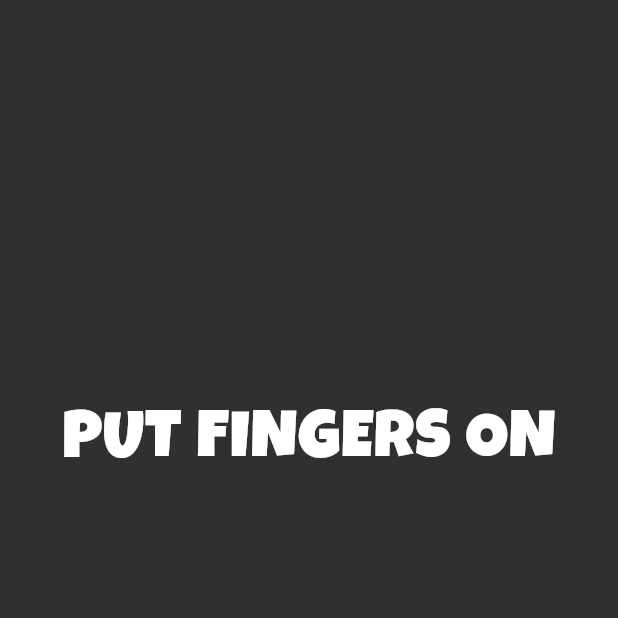
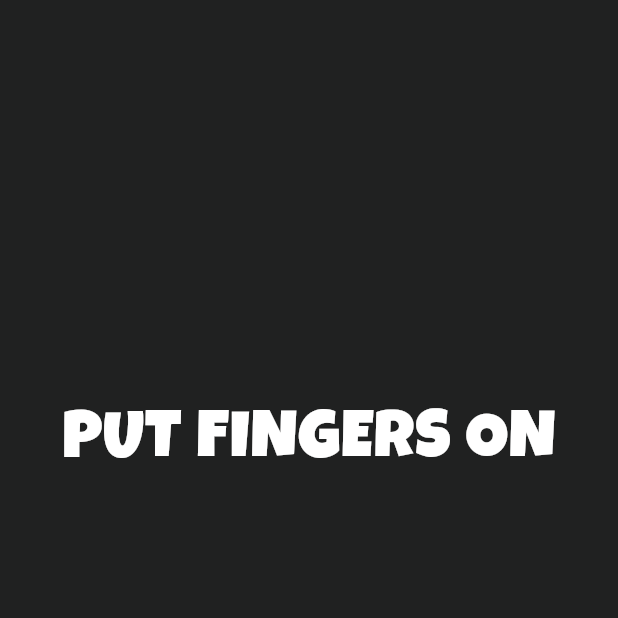
Before and after one commit to mustafaberat/random-finger-picker, a Flutter app: the screen it shows after launch, on a phone screen of 412 x 824 dp, the top half of it. Run offline on Flutter 3.47's test engine with Material 3 defaults, Android fonts, the phone set to English and light mode, and no system bars; our stand-ins replace confetti.

Commit message:
selection animation is better

```diff
--- a/lib/animations/finger_tap_animation.dart
+++ b/lib/animations/finger_tap_animation.dart
@@ -38,8 +38,8 @@ class FingerTapAnimation {
         children: [
           // Translucent border circle
           Container(
-            width: fingerSize * 1.15,
-            height: fingerSize * 1.15,
+            width: fingerSize * 1.25,
+            height: fingerSize * 1.25,
             decoration: BoxDecoration(
               color: color.withOpacity(borderOpacity),
               shape: BoxShape.circle,
--- a/lib/screens/game_screen.dart
+++ b/lib/screens/game_screen.dart
@@ -9,6 +9,23 @@ import '../managers/game_manager.dart';
 import '../managers/animation_manager.dart';
 
 class GameScreen extends StatefulWidget {
+  // Global constants
+  static const double kFingerSize = 100.0;
+  static const Color kBackgroundColor = Color(0xFF202121);
+  static const Duration kSelectionInterval = Duration(milliseconds: 200);
+  static const double kMaxScale = 1.4;
+  static const double kFinalScale = 1.2;
+  static const double kBorderOpacity = 0.4;
+
+  // Circle appearance constants
+  static const double kBorderWidth = 3.0;
+  static const double kGlowBlurRadius = 10.0;
+  static const double kGlowSpreadRadius = 5.0;
+  static const double kGlowOpacity = 0.3;
+  static const double kDarkenedOpacity = 0.5;
+  static const double kHighlightBorderOpacity = 0.8;
+  static const double kPulseScaleFactor = 0.1;
+
   const GameScreen({super.key});
 
   @override
@@ -26,11 +43,11 @@ class _GameScreenState extends State<GameScreen> with TickerProviderStateMixin {
   static const Duration kFingerTapAnimationDuration = FingerTapAnimation.duration;
   static const Duration kWinAnimationDuration = WinnerAnimation.duration;
   static const Duration kPulseAnimationDuration = Duration(milliseconds: 1000);
-  static const double fingerSize = 100.0;
 
   late GameManager _gameManager;
   late AnimationManager _animationManager;
   late ConfettiController _confettiController;
+  bool _isInteractionEnabled = true;
 
   @override
   void initState() {
@@ -68,7 +85,9 @@ class _GameScreenState extends State<GameScreen> with TickerProviderStateMixin {
   }
 
   void _onStartSelection() {
-    setState(() {});
+    setState(() {
+      _isInteractionEnabled = false;
+    });
     _animationManager.startSelectionAnimation();
   }
 
@@ -83,7 +102,9 @@ class _GameScreenState extends State<GameScreen> with TickerProviderStateMixin {
   }
 
   void _onReset() {
-    setState(() {});
+      setState(() {
+      _isInteractionEnabled = true;
+    });
     _animationManager.reset();
     _confettiController.stop();
   }
@@ -107,8 +128,8 @@ class _GameScreenState extends State<GameScreen> with TickerProviderStateMixin {
             animation: _animationManager.winAnimationController,
             builder: (context, child) {
               final backgroundColor = _gameManager.isWinAnimationPlaying && selectedColor != null
-                  ? Color.lerp(const Color(0xFF303030), selectedColor, _animationManager.winAnimationController.value)
-                  : const Color(0xFF303030);
+                  ? Color.lerp(const Color(0xFF202121), selectedColor, _animationManager.winAnimationController.value)
+                  : const Color(0xFF202121);
 
               return Container(
                 color: backgroundColor,
@@ -116,8 +137,9 @@ class _GameScreenState extends State<GameScreen> with TickerProviderStateMixin {
                   children: [
                     // Fingers
                     ..._gameManager.fingers.entries.map((entry) {
+                      final fingerIndex = _gameManager.fingers.keys.toList().indexOf(entry.key);
                       final isSelected = _gameManager.isSelecting &&
-                          _gameManager.fingers.keys.toList()[_gameManager.currentFingerIndex] == entry.key;
+                          _gameManager.currentFingerIndex == fingerIndex;
                       final animation = _animationManager.fingerAnimationControllers[entry.key];
                       final isWinner = _gameManager.selectedFinger == entry.key;
 
@@ -134,8 +156,8 @@ class _GameScreenState extends State<GameScreen> with TickerProviderStateMixin {
                       }
 
                       return Positioned(
-                        left: entry.value.dx - fingerSize / 2,
-                        top: entry.value.dy - fingerSize / 2,
+                        left: entry.value.dx - GameScreen.kFingerSize / 2,
+                        top: entry.value.dy - GameScreen.kFingerSize / 2,
                         child: AnimatedBuilder(
                           animation: Listenable.merge([
                             animation ?? const AlwaysStoppedAnimation(1.0),
@@ -238,22 +260,22 @@ class _GameScreenState extends State<GameScreen> with TickerProviderStateMixin {
           // Gesture Detector and UI
           GestureDetector(
             behavior: HitTestBehavior.translucent,
-        onPanDown: (details) {
+            onPanDown: _isInteractionEnabled ? (details) {
               if (_gameManager.isSelecting || _gameManager.selectedFinger != null) return;
 
               final pointerCount = _gameManager.fingers.length + 1;
               _gameManager.addFinger(pointerCount, details.localPosition);
               _animationManager.addFingerAnimation(pointerCount);
               setState(() {});
-            },
-            onPanUpdate: (details) {
+            } : null,
+            onPanUpdate: _isInteractionEnabled ? (details) {
               if (_gameManager.isSelecting || _gameManager.selectedFinger != null) return;
               if (_gameManager.fingers.isNotEmpty) {
                 _gameManager.updateFingerPosition(_gameManager.fingers.keys.last, details.localPosition);
                 setState(() {});
               }
-            },
-            onPanCancel: () {
+            } : null,
+            onPanCancel: _isInteractionEnabled ? () {
               if (_gameManager.isSelecting || _gameManager.selectedFinger != null) return;
               if (_gameManager.fingers.isNotEmpty) {
                 final lastKey = _gameManager.fingers.keys.last;
@@ -261,8 +283,8 @@ class _GameScreenState extends State<GameScreen> with TickerProviderStateMixin {
                 _animationManager.removeFingerAnimation(lastKey);
                 setState(() {});
               }
-            },
-            onPanEnd: (details) {
+            } : null,
+            onPanEnd: _isInteractionEnabled ? (details) {
               if (_gameManager.isSelecting || _gameManager.selectedFinger != null) return;
               if (_gameManager.fingers.isNotEmpty) {
                 final lastKey = _gameManager.fingers.keys.last;
@@ -270,7 +292,7 @@ class _GameScreenState extends State<GameScreen> with TickerProviderStateMixin {
                 _animationManager.removeFingerAnimation(lastKey);
                 setState(() {});
               }
-        },
+            } : null,
             child: Container(
               width: double.infinity,
               height: double.infinity,
```
Also changed, not shown: lib/animations/selection_animation.dart (+33 -51 lines), lib/animations/winner_animation.dart (+20 -32 lines), lib/managers/animation_manager.dart (+7 -1 lines), lib/managers/game_manager.dart (+29 -0 lines), 2 other files. Lines whose indentation alone changed are shown as unchanged.
